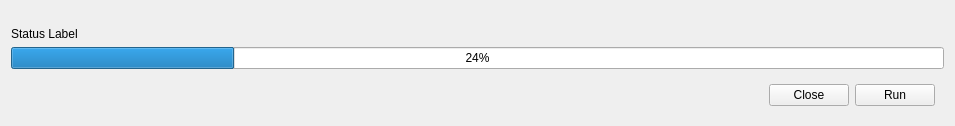
Above: som_gui/module/ifc_importer/qt/Widget.ui from c-mellueh/SOM-Toolkit before the change. Below: the same form after it.
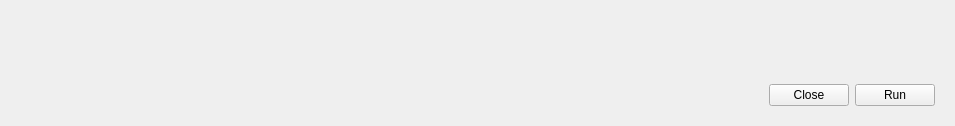
That is the form after the change. Custom widgets are drawn as their Qt base class.

Commit message: add Scrollable Progressbar to Modelcheck

The edit to the form file:
```diff
--- a/som_gui/module/ifc_importer/qt/Widget.ui
+++ b/som_gui/module/ifc_importer/qt/Widget.ui
@@ -31,21 +31,7 @@
     </layout>
    </item>
    <item>
-    <widget class="QLabel" name="label_status">
-     <property name="text">
-      <string>Status Label</string>
-     </property>
-    </widget>
-   </item>
-   <item>
-    <widget class="QProgressBar" name="progress_bar">
-     <property name="value">
-      <number>24</number>
-     </property>
-     <property name="textVisible">
-      <bool>true</bool>
-     </property>
-    </widget>
+    <widget class="Progressbar" name="progress_bar" native="true"/>
    </item>
    <item>
     <widget class="QWidget" name="button_widget" native="true">
@@ -95,6 +81,12 @@
    <header>som_gui.module.util.ui</header>
    <container>1</container>
   </customwidget>
+  <customwidget>
+   <class>Progressbar</class>
+   <extends>QWidget</extends>
+   <header>som_gui.module.util.ui</header>
+   <container>1</container>
+  </customwidget>
  </customwidgets>
  <resources/>
  <connections/>
```
The commit also changes 15 other files.
